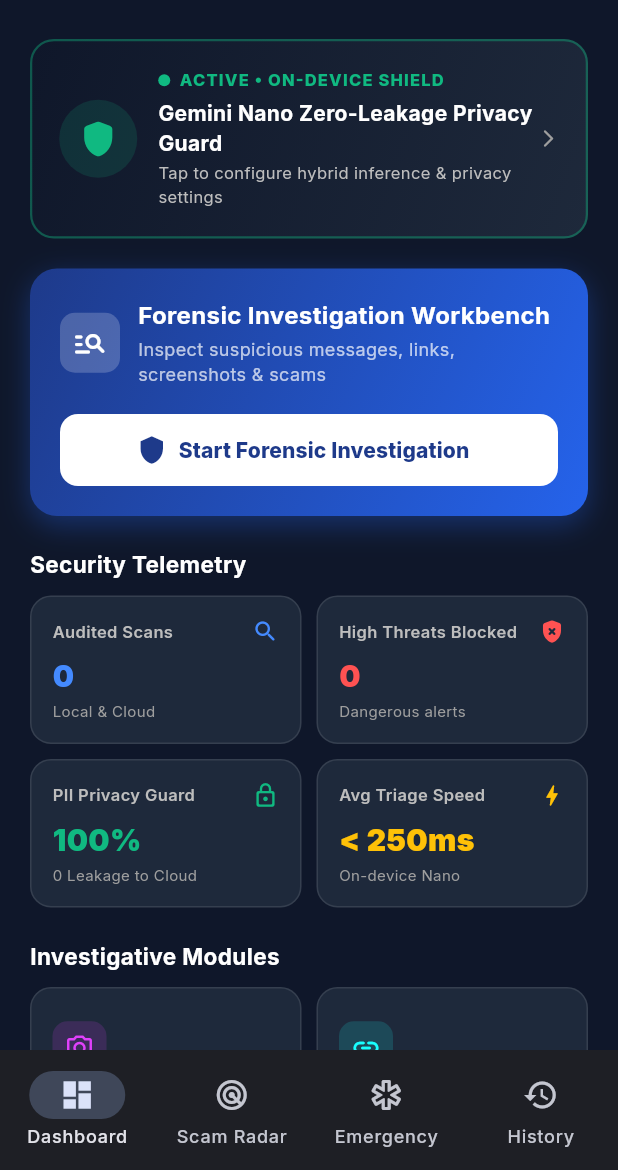
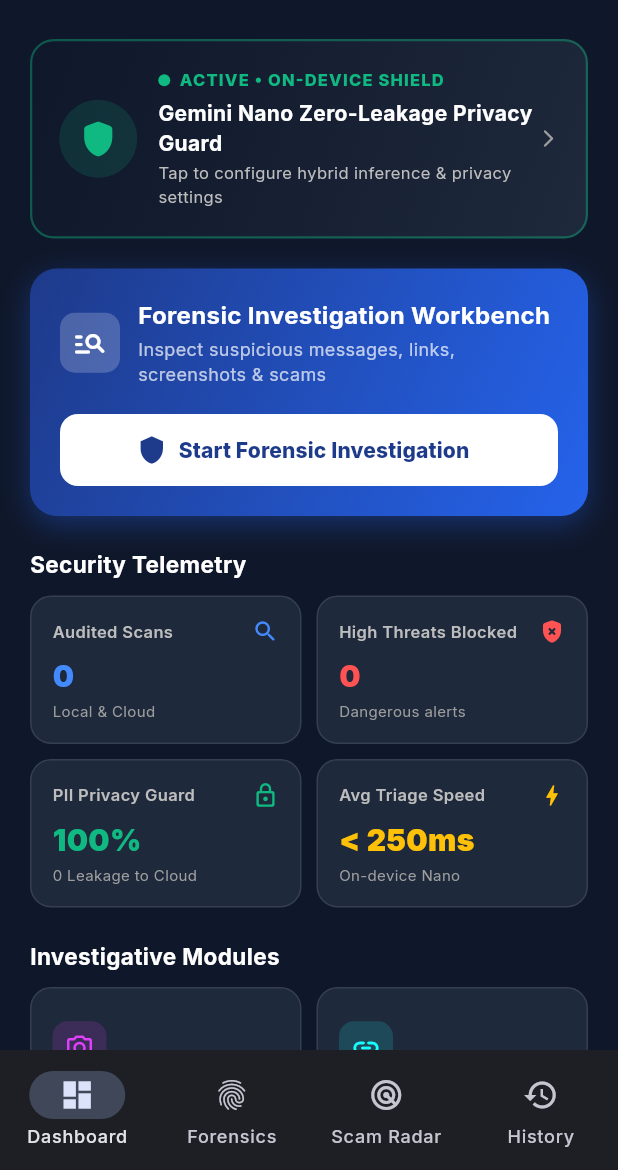
Before and after one commit to Amanbig/traceback, a Flutter app: the screen it shows after launch, on a phone screen of 412 x 824 dp, the part 66-1236 px from its top. Run offline on Flutter 3.47's test engine with Material 3 defaults, Android fonts, the phone set to English and light mode, and no system bars; our stand-ins replace cloud_firestore, firebase_ai, firebase_auth, firebase_core, firebase_remote_config, google_fonts and 2 more; missing offline and left inert: firebase_app_check; accounts and stored records are empty; network calls fail.

Commit message:
feat(navigation): add dedicated Forensics tab to bottom navigation bar

```diff
--- a/lib/ui/screens/main_navigation_screen.dart
+++ b/lib/ui/screens/main_navigation_screen.dart
@@ -2,7 +2,6 @@ import 'package:flutter/material.dart';
 import 'dashboard_screen.dart';
 import 'investigate_screen.dart';
 import 'scam_radar_screen.dart';
-import 'emergency_toolkit_screen.dart';
 import 'history_screen.dart';
 
 class MainNavigationScreen extends StatefulWidget {
@@ -30,8 +29,8 @@ class _MainNavigationScreenState extends State<MainNavigationScreen> {
       DashboardScreen(
         onNavigateTab: (index) => setState(() => _currentIndex = index),
       ),
+      const InvestigateScreen(),
       ScamRadarScreen(onSelectSample: _onSelectSampleFromRadar),
-      const EmergencyToolkitScreen(),
       const HistoryScreen(),
     ];
 
@@ -50,14 +49,14 @@ class _MainNavigationScreenState extends State<MainNavigationScreen> {
             label: 'Dashboard',
           ),
           NavigationDestination(
+            icon: Icon(Icons.fingerprint_rounded),
+            selectedIcon: Icon(Icons.fingerprint),
+            label: 'Forensics',
+          ),
+          NavigationDestination(
             icon: Icon(Icons.radar_outlined),
             selectedIcon: Icon(Icons.radar),
             label: 'Scam Radar',
-          ),
-          NavigationDestination(
-            icon: Icon(Icons.emergency_outlined),
-            selectedIcon: Icon(Icons.emergency),
-            label: 'Emergency',
           ),
           NavigationDestination(
             icon: Icon(Icons.history_outlined),
```
Also changed, not shown: lib/ui/screens/dashboard_screen.dart (+13 -3 lines).
